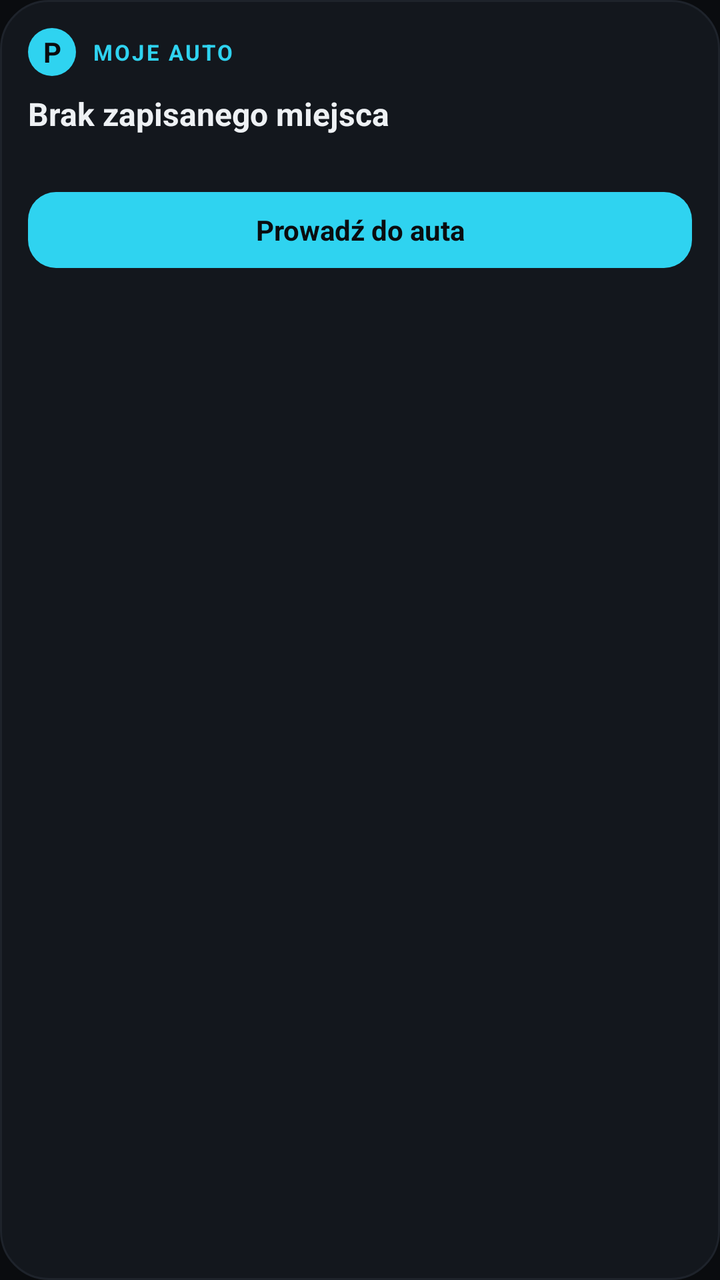
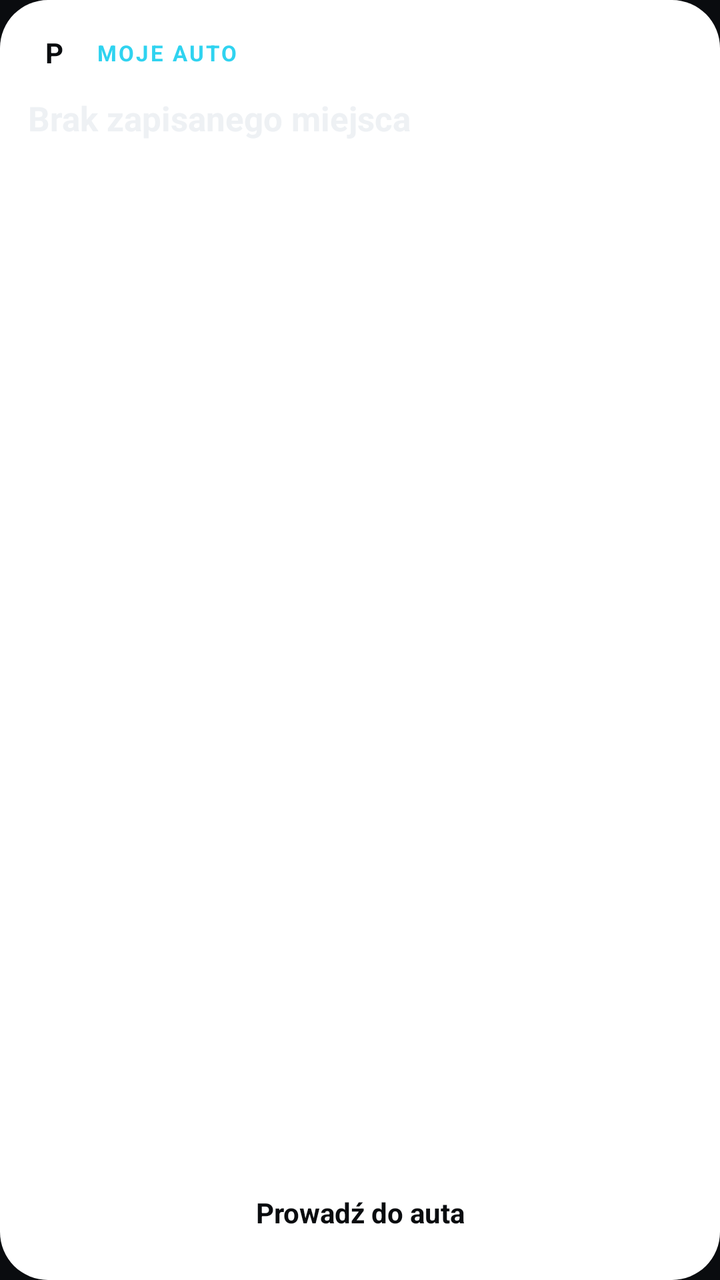

Compare the two renders of this Android layout. The source of the first and the diff that turns it into the second are given below.
<!-- AndroidManifest.xml: application theme Theme.CarOsConnect -->
<!-- res/layout/widget_car.xml -->
<?xml version="1.0" encoding="utf-8"?>
<LinearLayout xmlns:android="http://schemas.android.com/apk/res/android"
    android:id="@+id/w_root"
    android:layout_width="match_parent"
    android:layout_height="match_parent"
    android:background="@drawable/widget_bg"
    android:orientation="vertical"
    android:padding="14dp">

    <LinearLayout
        android:layout_width="match_parent"
        android:layout_height="wrap_content"
        android:gravity="center_vertical"
        android:orientation="horizontal">

        <TextView
            android:layout_width="24dp"
            android:layout_height="24dp"
            android:background="@drawable/widget_p"
            android:gravity="center"
            android:text="P"
            android:textColor="#0A0C0F"
            android:textSize="14sp"
            android:textStyle="bold" />

        <TextView
            android:id="@+id/w_title"
            android:layout_width="0dp"
            android:layout_height="wrap_content"
            android:layout_marginStart="8dp"
            android:layout_weight="1"
            android:ellipsize="end"
            android:letterSpacing="0.1"
            android:maxLines="1"
            android:text="MOJE AUTO"
            android:textColor="#2FD3F0"
            android:textSize="11sp"
            android:textStyle="bold" />
    </LinearLayout>

    <TextView
        android:id="@+id/w_address"
        android:layout_width="match_parent"
        android:layout_height="wrap_content"
        android:layout_marginTop="8dp"
        android:ellipsize="end"
        android:maxLines="2"
        android:text="Brak zapisanego miejsca"
        android:textColor="#EEF1F4"
        android:textSize="16sp"
        android:textStyle="bold" />

    <TextView
        android:id="@+id/w_info"
        android:layout_width="match_parent"
        android:layout_height="wrap_content"
        android:layout_marginTop="2dp"
        android:ellipsize="end"
        android:maxLines="1"
        android:textColor="#9AA3AE"
        android:textSize="12sp" />

    <TextView
        android:id="@+id/w_extra"
        android:layout_width="match_parent"
        android:layout_height="wrap_content"
        android:layout_marginTop="6dp"
        android:ellipsize="end"
        android:maxLines="2"
        android:textColor="#EEF1F4"
        android:textSize="12sp"
        android:visibility="gone" />

    <TextView
        android:id="@+id/w_nav"
        android:layout_width="match_parent"
        android:layout_height="38dp"
        android:layout_marginTop="10dp"
        android:background="@drawable/widget_btn"
        android:gravity="center"
        android:text="Prowadź do auta"
        android:textColor="#0A0C0F"
        android:textSize="14sp"
        android:textStyle="bold" />
</LinearLayout>
<!-- resources referenced by this layout -->
<resources>
  <!-- drawable widget_bg (drawable) -->
  <?xml version="1.0" encoding="utf-8"?>
  <shape xmlns:android="http://schemas.android.com/apk/res/android" android:shape="rectangle">
      <solid android:color="#F214181E" />
      <stroke android:width="1dp" android:color="#1E232B" />
      <corners android:radius="24dp" />
  </shape>
  <!-- drawable widget_btn (drawable) -->
  <?xml version="1.0" encoding="utf-8"?>
  <shape xmlns:android="http://schemas.android.com/apk/res/android" android:shape="rectangle">
      <solid android:color="#2FD3F0" />
      <corners android:radius="14dp" />
  </shape>
  <!-- drawable widget_p (drawable) -->
  <?xml version="1.0" encoding="utf-8"?>
  <shape xmlns:android="http://schemas.android.com/apk/res/android" android:shape="oval">
      <solid android:color="#2FD3F0" />
  </shape>
  <style name="Theme.CarOsConnect" parent="android:Theme.Material.NoActionBar">
          <item name="android:windowBackground">@color/bg</item>
          <item name="android:statusBarColor">@color/bg</item>
          <item name="android:navigationBarColor">@color/bg</item>
      </style>
  <color name="bg">#FF0A0C0F</color>
</resources>

<!-- the commit's change to res/layout/widget_car.xml (unified diff, before → after) -->
@@ -1,85 +1,22 @@
 <?xml version="1.0" encoding="utf-8"?>
-<LinearLayout xmlns:android="http://schemas.android.com/apk/res/android"
-    android:id="@+id/w_root"
-    android:layout_width="match_parent"
-    android:layout_height="match_parent"
-    android:background="@drawable/widget_bg"
-    android:orientation="vertical"
-    android:padding="14dp">
-
-    <LinearLayout
-        android:layout_width="match_parent"
-        android:layout_height="wrap_content"
-        android:gravity="center_vertical"
-        android:orientation="horizontal">
-
-        <TextView
-            android:layout_width="24dp"
-            android:layout_height="24dp"
-            android:background="@drawable/widget_p"
-            android:gravity="center"
-            android:text="P"
-            android:textColor="#0A0C0F"
-            android:textSize="14sp"
-            android:textStyle="bold" />
-
-        <TextView
-            android:id="@+id/w_title"
-            android:layout_width="0dp"
-            android:layout_height="wrap_content"
-            android:layout_marginStart="8dp"
-            android:layout_weight="1"
-            android:ellipsize="end"
-            android:letterSpacing="0.1"
-            android:maxLines="1"
-            android:text="MOJE AUTO"
-            android:textColor="#2FD3F0"
-            android:textSize="11sp"
-            android:textStyle="bold" />
-    </LinearLayout>
-
-    <TextView
-        android:id="@+id/w_address"
-        android:layout_width="match_parent"
-        android:layout_height="wrap_content"
-        android:layout_marginTop="8dp"
-        android:ellipsize="end"
-        android:maxLines="2"
-        android:text="Brak zapisanego miejsca"
-        android:textColor="#EEF1F4"
-        android:textSize="16sp"
-        android:textStyle="bold" />
-
-    <TextView
-        android:id="@+id/w_info"
-        android:layout_width="match_parent"
-        android:layout_height="wrap_content"
-        android:layout_marginTop="2dp"
-        android:ellipsize="end"
-        android:maxLines="1"
-        android:textColor="#9AA3AE"
-        android:textSize="12sp" />
-
-    <TextView
-        android:id="@+id/w_extra"
-        android:layout_width="match_parent"
-        android:layout_height="wrap_content"
-        android:layout_marginTop="6dp"
-        android:ellipsize="end"
-        android:maxLines="2"
-        android:textColor="#EEF1F4"
-        android:textSize="12sp"
-        android:visibility="gone" />
-
-    <TextView
-        android:id="@+id/w_nav"
-        android:layout_width="match_parent"
-        android:layout_height="38dp"
-        android:layout_marginTop="10dp"
-        android:background="@drawable/widget_btn"
-        android:gravity="center"
-        android:text="Prowadź do auta"
-        android:textColor="#0A0C0F"
-        android:textSize="14sp"
-        android:textStyle="bold" />
+<FrameLayout xmlns:android="http://schemas.android.com/apk/res/android" android:id="@+id/w_root" android:layout_width="match_parent" android:layout_height="match_parent">
+<ImageView android:id="@+id/wbg" android:layout_width="match_parent" android:layout_height="match_parent" android:scaleType="fitXY" android:src="@drawable/w_shape" android:importantForAccessibility="no" />
+<LinearLayout android:layout_width="match_parent" android:layout_height="match_parent" android:orientation="vertical" android:padding="14dp">
+<LinearLayout android:layout_width="match_parent" android:layout_height="wrap_content" android:gravity="center_vertical" android:orientation="horizontal">
+<FrameLayout android:layout_width="26dp" android:layout_height="26dp">
+<ImageView android:id="@+id/w_p_bg" android:layout_width="match_parent" android:layout_height="match_parent" android:scaleType="fitXY" android:src="@drawable/w_circle" android:importantForAccessibility="no" />
+<TextView android:id="@+id/w_p" android:layout_width="match_parent" android:layout_height="match_parent" android:maxLines="1" android:ellipsize="end" android:includeFontPadding="false" android:text="P" android:textColor="#0A0C0F" android:textSize="14sp" android:textStyle="bold" android:gravity="center"/>
+</FrameLayout>
+<TextView android:id="@+id/w_title" android:layout_width="0dp" android:layout_height="wrap_content" android:maxLines="1" android:ellipsize="end" android:includeFontPadding="false" android:text="MOJE AUTO" android:textColor="#2FD3F0" android:textSize="11sp" android:textStyle="bold" android:layout_weight="1" android:layout_marginStart="8dp" android:letterSpacing="0.1"/>
+<TextView android:id="@+id/w_dist" android:layout_width="wrap_content" android:layout_height="wrap_content" android:maxLines="1" android:ellipsize="end" android:includeFontPadding="false" android:text="" android:textColor="#EEF1F4" android:textSize="13sp" android:textStyle="bold" />
 </LinearLayout>
+<TextView android:id="@+id/w_address" android:layout_width="match_parent" android:layout_height="wrap_content" android:maxLines="2" android:ellipsize="end" android:includeFontPadding="false" android:text="Brak zapisanego miejsca" android:textColor="#EEF1F4" android:textSize="17sp" android:textStyle="bold" android:layout_marginTop="10dp"/>
+<TextView android:id="@+id/w_info" android:layout_width="match_parent" android:layout_height="wrap_content" android:maxLines="1" android:ellipsize="end" android:includeFontPadding="false" android:text="" android:textColor="#9AA3AE" android:textSize="12sp" android:layout_marginTop="3dp"/>
+<TextView android:id="@+id/w_extra" android:layout_width="match_parent" android:layout_height="wrap_content" android:maxLines="2" android:ellipsize="end" android:includeFontPadding="false" android:text="" android:textColor="#EEF1F4" android:textSize="12sp" android:layout_marginTop="6dp" android:visibility="gone"/>
+<FrameLayout android:layout_width="match_parent" android:layout_height="0dp" android:layout_weight="1"/>
+<FrameLayout android:id="@+id/w_nav" android:layout_width="match_parent" android:layout_height="38dp" android:layout_marginTop="8dp">
+<ImageView android:id="@+id/w_nav_bg" android:layout_width="match_parent" android:layout_height="match_parent" android:scaleType="fitXY" android:src="@drawable/w_pill" android:importantForAccessibility="no" />
+<TextView android:id="@+id/w_nav_t" android:layout_width="match_parent" android:layout_height="match_parent" android:maxLines="1" android:ellipsize="end" android:includeFontPadding="false" android:text="Prowadź do auta" android:textColor="#0A0C0F" android:textSize="14sp" android:textStyle="bold" android:gravity="center"/>
+</FrameLayout>
+</LinearLayout>
+</FrameLayout>
<!-- resource entries referenced after the edit -->
@@ -1,23 +1,14 @@
 <!-- resources referenced by this layout -->
 <resources>
-  <!-- drawable widget_bg (drawable) -->
+  <!-- drawable w_circle (drawable) -->
   <?xml version="1.0" encoding="utf-8"?>
-  <shape xmlns:android="http://schemas.android.com/apk/res/android" android:shape="rectangle">
-      <solid android:color="#F214181E" />
-      <stroke android:width="1dp" android:color="#1E232B" />
-      <corners android:radius="24dp" />
-  </shape>
-  <!-- drawable widget_btn (drawable) -->
+  <shape xmlns:android="http://schemas.android.com/apk/res/android" android:shape="oval"><solid android:color="#FFFFFF"/></shape>
+  <!-- drawable w_pill (drawable) -->
   <?xml version="1.0" encoding="utf-8"?>
-  <shape xmlns:android="http://schemas.android.com/apk/res/android" android:shape="rectangle">
-      <solid android:color="#2FD3F0" />
-      <corners android:radius="14dp" />
-  </shape>
-  <!-- drawable widget_p (drawable) -->
+  <shape xmlns:android="http://schemas.android.com/apk/res/android" android:shape="rectangle"><solid android:color="#FFFFFF"/><corners android:radius="19dp"/></shape>
+  <!-- drawable w_shape (drawable) -->
   <?xml version="1.0" encoding="utf-8"?>
-  <shape xmlns:android="http://schemas.android.com/apk/res/android" android:shape="oval">
-      <solid android:color="#2FD3F0" />
-  </shape>
+  <shape xmlns:android="http://schemas.android.com/apk/res/android" android:shape="rectangle"><solid android:color="#FFFFFF"/><corners android:radius="24dp"/></shape>
   <style name="Theme.CarOsConnect" parent="android:Theme.Material.NoActionBar">
           <item name="android:windowBackground">@color/bg</item>
           <item name="android:statusBarColor">@color/bg</item>
